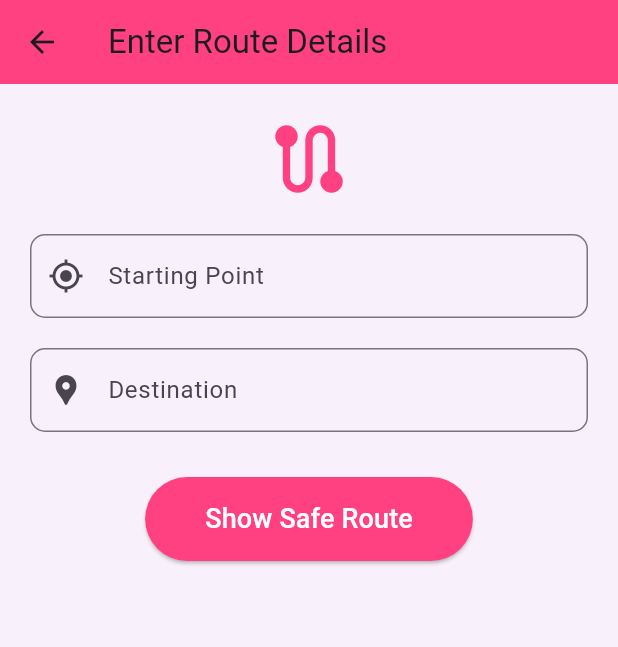
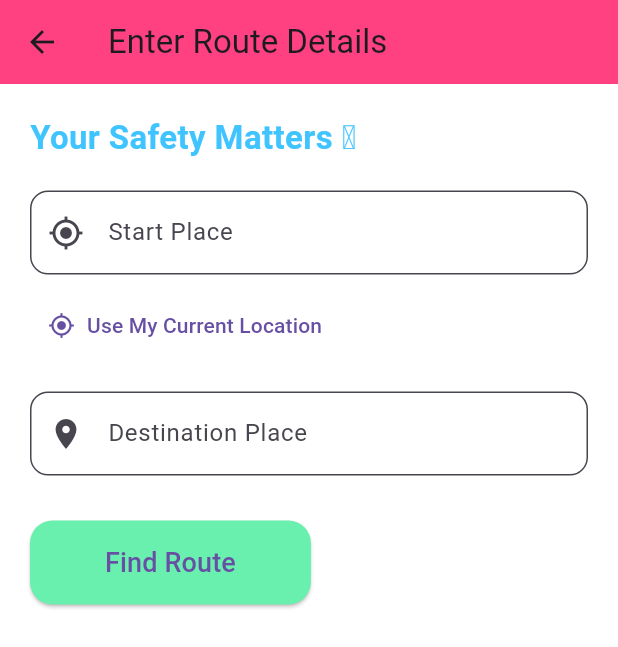
Before and after one commit to divya-bharathi45/Women_Night_Corridor_Map, a Flutter app: the SearchScreen screen opened directly, on a phone screen of 412 x 824 dp. Shown: the top 647 px of the screen. Run offline on Flutter 3.47's test engine with Material 3 defaults, Android fonts, the phone set to English and light mode, and no system bars; our stand-ins replace geolocator.

Commit message:
Search page with user current location

```diff
--- a/lib/screens/search_screen.dart
+++ b/lib/screens/search_screen.dart
@@ -1,4 +1,5 @@
 import 'package:flutter/material.dart';
+import 'package:geolocator/geolocator.dart';
 import 'map_screen.dart';
 
 class SearchScreen extends StatefulWidget {
@@ -9,13 +10,46 @@ class SearchScreen extends StatefulWidget {
 }
 
 class _SearchScreenState extends State<SearchScreen> {
-  final TextEditingController startController = TextEditingController();
-  final TextEditingController destinationController = TextEditingController();
+  final TextEditingController startPlaceController = TextEditingController();
+  final TextEditingController destinationPlaceController =
+      TextEditingController();
+
+  bool usingCurrentLocation = false;
+  Position? userPosition;
+  bool loadingLocation = false;
+
+  // 📍 Ask permission + fetch location
+  Future<void> useMyLocation() async {
+    setState(() => loadingLocation = true);
+
+    LocationPermission permission = await Geolocator.checkPermission();
+
+    if (permission == LocationPermission.denied) {
+      permission = await Geolocator.requestPermission();
+    }
+
+    if (permission == LocationPermission.deniedForever) {
+      ScaffoldMessenger.of(context).showSnackBar(
+        const SnackBar(content: Text("Location permission permanently denied")),
+      );
+      setState(() => loadingLocation = false);
+      return;
+    }
+
+    userPosition = await Geolocator.getCurrentPosition(
+        desiredAccuracy: LocationAccuracy.high);
+
+    setState(() {
+      usingCurrentLocation = true;
+      startPlaceController.text = "My Current Location";
+      loadingLocation = false;
+    });
+  }
 
   @override
   Widget build(BuildContext context) {
     return Scaffold(
-      backgroundColor: const Color(0xFFF8F0FA),
+      backgroundColor: Colors.white,
       appBar: AppBar(
         title: const Text("Enter Route Details"),
         backgroundColor: Colors.pinkAccent,
@@ -23,67 +57,94 @@ class _SearchScreenState extends State<SearchScreen> {
       body: Padding(
         padding: const EdgeInsets.all(20),
         child: Column(
+          crossAxisAlignment: CrossAxisAlignment.start,
           children: [
-            const Icon(
-              Icons.route,
-              size: 60,
-              color: Colors.pinkAccent,
+
+            const Text(
+              "Your Safety Matters 🩵",
+              style: TextStyle(
+                  fontSize: 22,
+                  fontWeight: FontWeight.bold,
+                  color: Colors.lightBlueAccent),
             ),
+            const SizedBox(height: 20),
+
+            // START PLACE
+            TextField(
+              controller: startPlaceController,
+              readOnly: usingCurrentLocation,
+              decoration: InputDecoration(
+                labelText: "Start Place",
+                prefixIcon: const Icon(Icons.my_location),
+                filled: true,
+                fillColor: Colors.white,
+                border: OutlineInputBorder(
+                    borderRadius: BorderRadius.circular(12)),
+              ),
+            ),
+
+            const SizedBox(height: 10),
+
+            // USE MY LOCATION BUTTON
+            loadingLocation
+                ? const CircularProgressIndicator()
+                : TextButton.icon(
+                    onPressed: useMyLocation,
+                    icon: const Icon(Icons.gps_fixed),
+                    label: const Text("Use My Current Location"),
+                  ),
 
             const SizedBox(height: 20),
 
+            // DESTINATION
             TextField(
-              controller: startController,
+              controller: destinationPlaceController,
               decoration: InputDecoration(
-                labelText: "Starting Point",
-                prefixIcon: const Icon(Icons.my_location),
+                labelText: "Destination Place",
+                prefixIcon: const Icon(Icons.location_on),
+                filled: true,
+                fillColor: Colors.white,
                 border: OutlineInputBorder(
-                  borderRadius: BorderRadius.circular(10),
-                ),
-              ),
-            ),
-
-            const SizedBox(height: 20),
-
-            TextField(
-              controller: destinationController,
-              decoration: InputDecoration(
-                labelText: "Destination",
-                prefixIcon: const Icon(Icons.location_pin),
-                border: OutlineInputBorder(
-                  borderRadius: BorderRadius.circular(10),
-                ),
+                    borderRadius: BorderRadius.circular(12)),
               ),
             ),
 
             const SizedBox(height: 30),
 
             ElevatedButton(
-              style: ElevatedButton.styleFrom(
-                backgroundColor: Colors.pinkAccent,
-                padding:
-                    const EdgeInsets.symmetric(horizontal: 40, vertical: 15),
-              ),
               onPressed: () {
-                if (destinationController.text.isEmpty) {
+                if (destinationPlaceController.text.isEmpty) {
+                  ScaffoldMessenger.of(context).showSnackBar(
+                    const SnackBar(content: Text("Enter destination")),
+                  );
                   return;
                 }
 
                 Navigator.push(
                   context,
                   MaterialPageRoute(
-                    builder: (context) => MapScreen(
-                      startPlace: startController.text,
-                      destinationPlace: destinationController.text,
+                    builder: (_) => MapScreen(
+                      startPlace: startPlaceController.text,
+                      destinationPlace: destinationPlaceController.text,
+                      userPosition: userPosition,
                     ),
                   ),
                 );
               },
+              style: ElevatedButton.styleFrom(
+                backgroundColor: Colors.greenAccent,
+
+                padding:
+                    const EdgeInsets.symmetric(horizontal: 50, vertical: 15),
+                     shape: RoundedRectangleBorder(
+                  borderRadius: BorderRadius.circular(15),
+                ),
+
+              ),
               child: const Text(
-                "Show Safe Route",
-                style: TextStyle(fontSize: 18, color: Colors.white),
-              ),
-            ),
+                "Find Route",style: TextStyle(fontSize: 18)),
+
+            )
           ],
         ),
       ),
```
Also changed, not shown: lib/screens/map_screen.dart (+18 -76 lines), lib/services/location_service.dart (+26 -0 lines).
